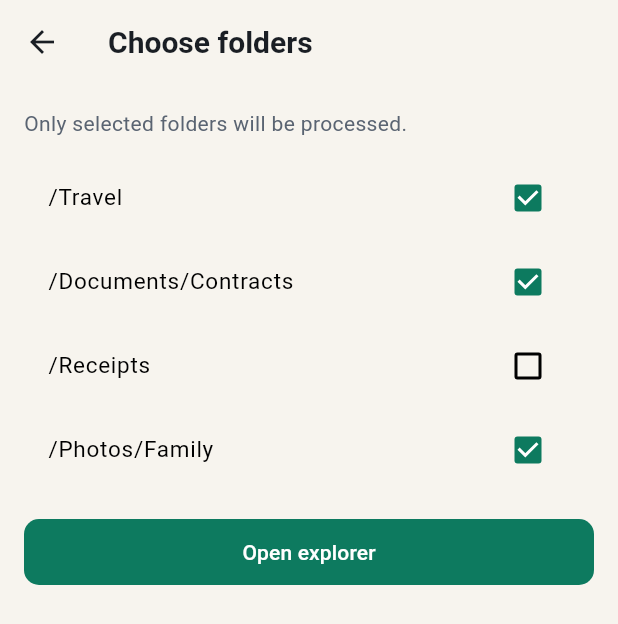
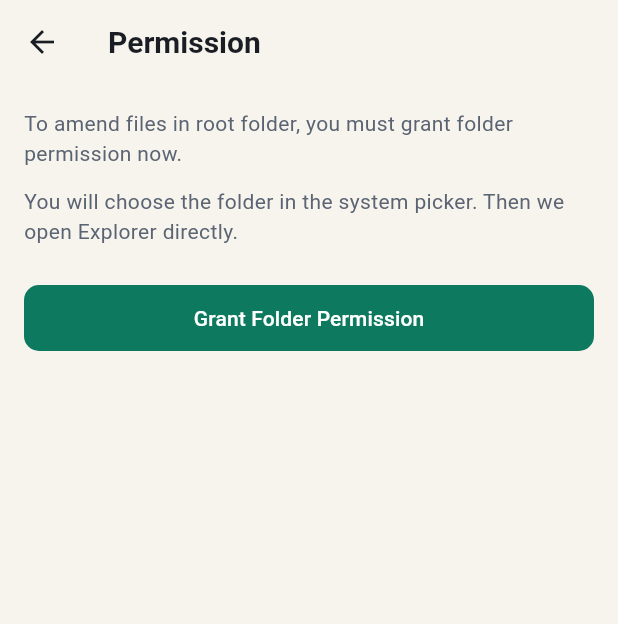
Before and after one commit to apply4funla-del/App, a Flutter app: the FolderPermissionScreen screen opened by its route, on a phone screen of 412 x 824 dp. Shown: the top 624 px of the screen. Run offline on Flutter 3.47's test engine with Material 3 defaults, Android fonts, the phone set to English and light mode, and no system bars; our stand-ins replace file_picker, lottie, shared_preferences; missing offline and left inert: syncfusion_flutter_pdfviewer; accounts and stored records are empty; Roboto replaces fonts that are missing (Segoe UI).

Commit message:
Restructure onboarding flow with method and permission screens

```diff
--- a/file_tidy_app/lib/app/app_router.dart
+++ b/file_tidy_app/lib/app/app_router.dart
@@ -1,7 +1,11 @@
+import 'package:file_tidy_app/core/models/explorer_launch_config.dart';
+import 'package:file_tidy_app/core/models/file_item.dart';
+import 'package:file_tidy_app/core/models/rename_operation_mode.dart';
 import 'package:file_tidy_app/features/auth/presentation/sign_in_screen.dart';
 import 'package:file_tidy_app/features/connectors/presentation/connector_picker_screen.dart';
 import 'package:file_tidy_app/features/file_browser/presentation/file_explorer_screen.dart';
 import 'package:file_tidy_app/features/history_undo/presentation/history_screen.dart';
+import 'package:file_tidy_app/features/method/presentation/method_screen.dart';
 import 'package:file_tidy_app/features/onboarding/presentation/welcome_screen.dart';
 import 'package:file_tidy_app/features/permissions/presentation/folder_permission_screen.dart';
 import 'package:file_tidy_app/features/privacy_center/presentation/privacy_center_screen.dart';
@@ -18,6 +22,7 @@ class AppRoutes {
   static const String welcome = '/welcome';
   static const String signIn = '/sign-in';
   static const String connectorPicker = '/connectors';
+  static const String method = '/method';
   static const String folderPermission = '/folder-permission';
   static const String explorer = '/explorer';
   static const String tidyUpSetup = '/tidy-up-setup';
@@ -40,10 +45,25 @@ class AppRouter {
         return _material(const SignInScreen());
       case AppRoutes.connectorPicker:
         return _material(const ConnectorPickerScreen());
+      case AppRoutes.method:
+        final source = settings.arguments is FileSource ? settings.arguments as FileSource : FileSource.phone;
+        return _material(MethodScreen(source: source));
       case AppRoutes.folderPermission:
-        return _material(const FolderPermissionScreen());
+        final config = settings.arguments is ExplorerLaunchConfig
+            ? settings.arguments as ExplorerLaunchConfig
+            : const ExplorerLaunchConfig(
+                source: FileSource.phone,
+                operationMode: RenameOperationMode.workInPlace,
+              );
+        return _material(FolderPermissionScreen(config: config));
       case AppRoutes.explorer:
-        return _material(const FileExplorerScreen());
+        final config = settings.arguments is ExplorerLaunchConfig
+            ? settings.arguments as ExplorerLaunchConfig
+            : const ExplorerLaunchConfig(
+                source: FileSource.phone,
+                operationMode: RenameOperationMode.workInPlace,
+              );
+        return _material(FileExplorerScreen(config: config));
       case AppRoutes.tidyUpSetup:
         return _material(const TidyUpSetupScreen());
       case AppRoutes.tidyUpReview:
--- /dev/null
+++ b/file_tidy_app/lib/core/models/explorer_launch_config.dart
@@ -0,0 +1,14 @@
+import 'package:file_tidy_app/core/models/file_item.dart';
+import 'package:file_tidy_app/core/models/rename_operation_mode.dart';
+
+class ExplorerLaunchConfig {
+  const ExplorerLaunchConfig({
+    required this.source,
+    required this.operationMode,
+    this.requestFolderOnStart = false,
+  });
+
+  final FileSource source;
+  final RenameOperationMode operationMode;
+  final bool requestFolderOnStart;
+}
--- a/file_tidy_app/lib/features/permissions/presentation/folder_permission_screen.dart
+++ b/file_tidy_app/lib/features/permissions/presentation/folder_permission_screen.dart
@@ -1,51 +1,84 @@
 import 'package:file_tidy_app/app/app_router.dart';
+import 'package:file_tidy_app/app/dependency_container.dart';
+import 'package:file_tidy_app/core/models/explorer_launch_config.dart';
+import 'package:file_tidy_app/core/use_cases/import_local_folder_use_case.dart';
 import 'package:file_tidy_app/design_system/components/app_button.dart';
 import 'package:file_tidy_app/design_system/tokens/app_spacing.dart';
 import 'package:flutter/material.dart';
 
 class FolderPermissionScreen extends StatefulWidget {
-  const FolderPermissionScreen({super.key});
+  const FolderPermissionScreen({
+    super.key,
+    required this.config,
+  });
+
+  final ExplorerLaunchConfig config;
 
   @override
   State<FolderPermissionScreen> createState() => _FolderPermissionScreenState();
 }
 
 class _FolderPermissionScreenState extends State<FolderPermissionScreen> {
-  final Map<String, bool> _folders = {
-    '/Travel': true,
-    '/Documents/Contracts': true,
-    '/Receipts': false,
-    '/Photos/Family': true,
-  };
+  final _dependencies = DependencyContainer.instance;
+  late final ImportLocalFolderUseCase _importLocalFolderUseCase;
+
+  bool _loading = false;
+
+  @override
+  void initState() {
+    super.initState();
+    _importLocalFolderUseCase = ImportLocalFolderUseCase(
+      _dependencies.localFilePickerService,
+      _dependencies.fileRepository,
+    );
+  }
+
+  Future<void> _grantAndContinue() async {
+    setState(() => _loading = true);
+    final result = await _importLocalFolderUseCase();
+    if (!mounted) {
+      return;
+    }
+    setState(() => _loading = false);
+
+    if (result == null || result.files.isEmpty) {
+      ScaffoldMessenger.of(context).showSnackBar(
+        const SnackBar(
+          content: Text('No files loaded from selected folder.'),
+        ),
+      );
+      return;
+    }
+
+    Navigator.of(context).pushNamedAndRemoveUntil(
+      AppRoutes.explorer,
+      (route) => false,
+      arguments: ExplorerLaunchConfig(
+        source: widget.config.source,
+        operationMode: widget.config.operationMode,
+        requestFolderOnStart: false,
+      ),
+    );
+  }
 
   @override
   Widget build(BuildContext context) {
     return Scaffold(
-      appBar: AppBar(title: const Text('Choose folders')),
+      appBar: AppBar(title: const Text('Permission')),
       body: ListView(
         padding: const EdgeInsets.all(AppSpacing.md),
         children: [
-          const Text('Only selected folders will be processed.'),
+          const Text(
+            'To amend files in root folder, you must grant folder permission now.',
+          ),
           const SizedBox(height: AppSpacing.sm),
-          ..._folders.entries.map(
-            (entry) => CheckboxListTile(
-              value: entry.value,
-              onChanged: (value) => setState(
-                () => _folders[entry.key] = value ?? false,
-              ),
-              title: Text(entry.key),
-            ),
+          const Text(
+            'You will choose the folder in the system picker. Then we open Explorer directly.',
           ),
-          const SizedBox(height: AppSpacing.md),
-          SizedBox(
-            width: double.infinity,
-            child: AppButton.primary(
-              label: 'Open explorer',
-              onPressed: () => Navigator.of(context).pushNamedAndRemoveUntil(
-                AppRoutes.explorer,
-                (route) => false,
-              ),
-            ),
+          const SizedBox(height: AppSpacing.lg),
+          AppButton.primary(
+            label: _loading ? 'Loading...' : 'Grant Folder Permission',
+            onPressed: _loading ? null : _grantAndContinue,
           ),
         ],
       ),
```
Also changed, not shown: file_tidy_app/lib/features/connectors/presentation/connector_picker_screen.dart (+30 -5 lines), file_tidy_app/lib/features/file_browser/presentation/file_explorer_screen.dart (+40 -112 lines), file_tidy_app/lib/features/method/presentation/method_screen.dart (added, +96 -0 lines).
